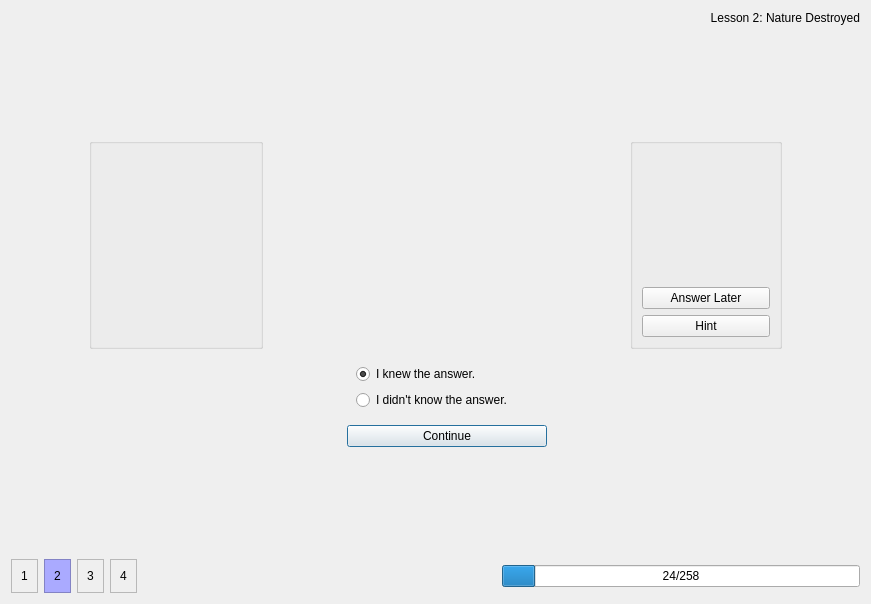
KDE/parley, file src/practice/practice_mainwindow.ui: the form before one commit.
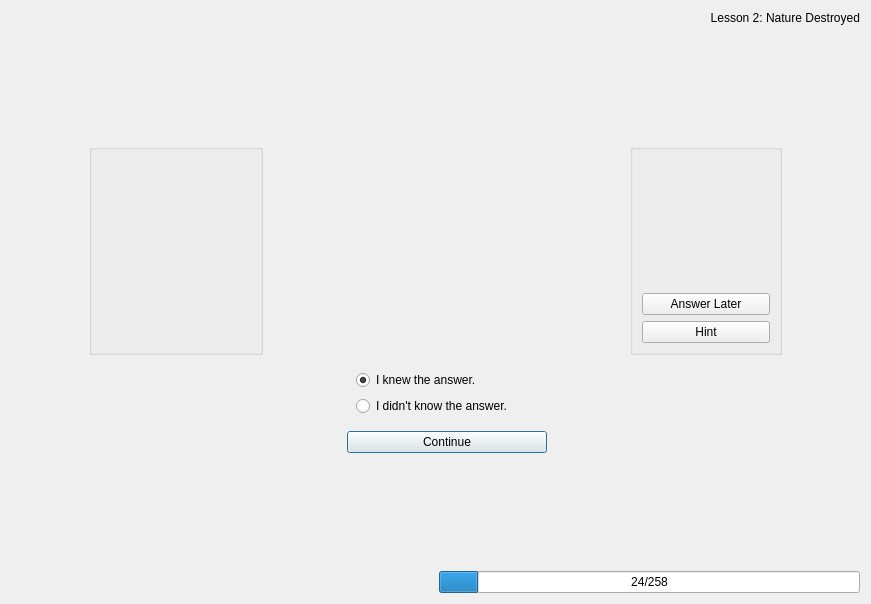
The form after the commit. Icons and pictures are not drawn. Custom widgets are drawn as their Qt base class.

Commit message: add new boxes widget

What changed in the file:
```diff
--- a/src/practice/practice_mainwindow.ui
+++ b/src/practice/practice_mainwindow.ui
@@ -274,217 +274,11 @@
        <property name="sizeConstraint">
         <enum>QLayout::SetMinimumSize</enum>
        </property>
-       <item>
-        <widget class="QFrame" name="frame_11">
-         <property name="frameShape">
-          <enum>QFrame::StyledPanel</enum>
-         </property>
-         <property name="frameShadow">
-          <enum>QFrame::Raised</enum>
-         </property>
-         <layout class="QHBoxLayout" name="horizontalLayout_19">
-          <item>
-           <widget class="QLabel" name="label_19">
-            <property name="text">
-             <string>1</string>
-            </property>
-            <property name="alignment">
-             <set>Qt::AlignCenter</set>
-            </property>
-           </widget>
-          </item>
-         </layout>
-        </widget>
-       </item>
-       <item>
-        <widget class="QFrame" name="frame_12">
-         <property name="palette">
-          <palette>
-           <active>
-            <colorrole role="Button">
-             <brush brushstyle="SolidPattern">
-              <color alpha="255">
-               <red>170</red>
-               <green>170</green>
-               <blue>255</blue>
-              </color>
-             </brush>
-            </colorrole>
-            <colorrole role="Mid">
-             <brush brushstyle="SolidPattern">
-              <color alpha="255">
-               <red>170</red>
-               <green>85</green>
-               <blue>255</blue>
-              </color>
-             </brush>
-            </colorrole>
-            <colorrole role="Base">
-             <brush brushstyle="SolidPattern">
-              <color alpha="255">
-               <red>255</red>
-               <green>255</green>
-               <blue>255</blue>
-              </color>
-             </brush>
-            </colorrole>
-            <colorrole role="Window">
-             <brush brushstyle="SolidPattern">
-              <color alpha="255">
-               <red>170</red>
-               <green>170</green>
-               <blue>255</blue>
-              </color>
-             </brush>
-            </colorrole>
-           </active>
-           <inactive>
-            <colorrole role="Button">
-             <brush brushstyle="SolidPattern">
-              <color alpha="255">
-               <red>170</red>
-               <green>170</green>
-               <blue>255</blue>
-              </color>
-             </brush>
-            </colorrole>
-            <colorrole role="Mid">
-             <brush brushstyle="SolidPattern">
-              <color alpha="255">
-               <red>170</red>
-               <green>85</green>
-               <blue>255</blue>
-              </color>
-             </brush>
-            </colorrole>
-            <colorrole role="Base">
-             <brush brushstyle="SolidPattern">
-              <color alpha="255">
-               <red>255</red>
-               <green>255</green>
-               <blue>255</blue>
-              </color>
-             </brush>
-            </colorrole>
-            <colorrole role="Window">
-             <brush brushstyle="SolidPattern">
-              <color alpha="255">
-               <red>170</red>
-               <green>170</green>
-               <blue>255</blue>
-              </color>
-             </brush>
-            </colorrole>
-           </inactive>
-           <disabled>
-            <colorrole role="Button">
-             <brush brushstyle="SolidPattern">
-              <color alpha="255">
-               <red>170</red>
-               <green>170</green>
-               <blue>255</blue>
-              </color>
-             </brush>
-            </colorrole>
-            <colorrole role="Mid">
-             <brush brushstyle="SolidPattern">
-              <color alpha="255">
-               <red>170</red>
-               <green>85</green>
-               <blue>255</blue>
-              </color>
-             </brush>
-            </colorrole>
-            <colorrole role="Base">
-             <brush brushstyle="SolidPattern">
-              <color alpha="255">
-               <red>170</red>
-               <green>170</green>
-               <blue>255</blue>
-              </color>
-             </brush>
-            </colorrole>
-            <colorrole role="Window">
-             <brush brushstyle="SolidPattern">
-              <color alpha="255">
-               <red>170</red>
-               <green>170</green>
-               <blue>255</blue>
-              </color>
-             </brush>
-            </colorrole>
-           </disabled>
-          </palette>
-         </property>
-         <property name="autoFillBackground">
-          <bool>true</bool>
-         </property>
-         <property name="frameShape">
-          <enum>QFrame::StyledPanel</enum>
-         </property>
-         <property name="frameShadow">
-          <enum>QFrame::Raised</enum>
-         </property>
-         <layout class="QHBoxLayout" name="horizontalLayout_20">
-          <item>
-           <widget class="QLabel" name="label_20">
-            <property name="text">
-             <string>2</string>
-            </property>
-            <property name="alignment">
-             <set>Qt::AlignCenter</set>
-            </property>
-           </widget>
-          </item>
-         </layout>
-        </widget>
-       </item>
-       <item>
-        <widget class="QFrame" name="frame_13">
-         <property name="frameShape">
-          <enum>QFrame::StyledPanel</enum>
-         </property>
-         <property name="frameShadow">
-          <enum>QFrame::Raised</enum>
-         </property>
-         <layout class="QHBoxLayout" name="horizontalLayout_21">
-          <item>
-           <widget class="QLabel" name="label_21">
-            <property name="text">
-             <string>3</string>
-            </property>
-            <property name="alignment">
-             <set>Qt::AlignCenter</set>
-            </property>
-           </widget>
-          </item>
-         </layout>
-        </widget>
-       </item>
-       <item>
-        <widget class="QFrame" name="frame_14">
-         <property name="frameShape">
-          <enum>QFrame::StyledPanel</enum>
-         </property>
-         <property name="frameShadow">
-          <enum>QFrame::Raised</enum>
-         </property>
-         <layout class="QHBoxLayout" name="horizontalLayout_22">
-          <item>
-           <widget class="QLabel" name="label_22">
-            <property name="text">
-             <string>4</string>
-            </property>
-            <property name="alignment">
-             <set>Qt::AlignCenter</set>
-            </property>
-           </widget>
-          </item>
-         </layout>
-        </widget>
-       </item>
       </layout>
      </item>
+     <item>
+      <widget class="Practice::BoxesWidget" name="boxesWidget" native="true"/>
+     </item>
      <item>
       <spacer name="horizontalSpacer_11">
        <property name="orientation">
@@ -525,6 +319,12 @@
    <header>practice/imagewidget.h</header>
    <container>1</container>
   </customwidget>
+  <customwidget>
+   <class>Practice::BoxesWidget</class>
+   <extends>QWidget</extends>
+   <header>practice/boxeswidget.h</header>
+   <container>1</container>
+  </customwidget>
  </customwidgets>
  <tabstops>
   <tabstop>continueButton</tabstop>
```
The commit also changes 3 other files.
